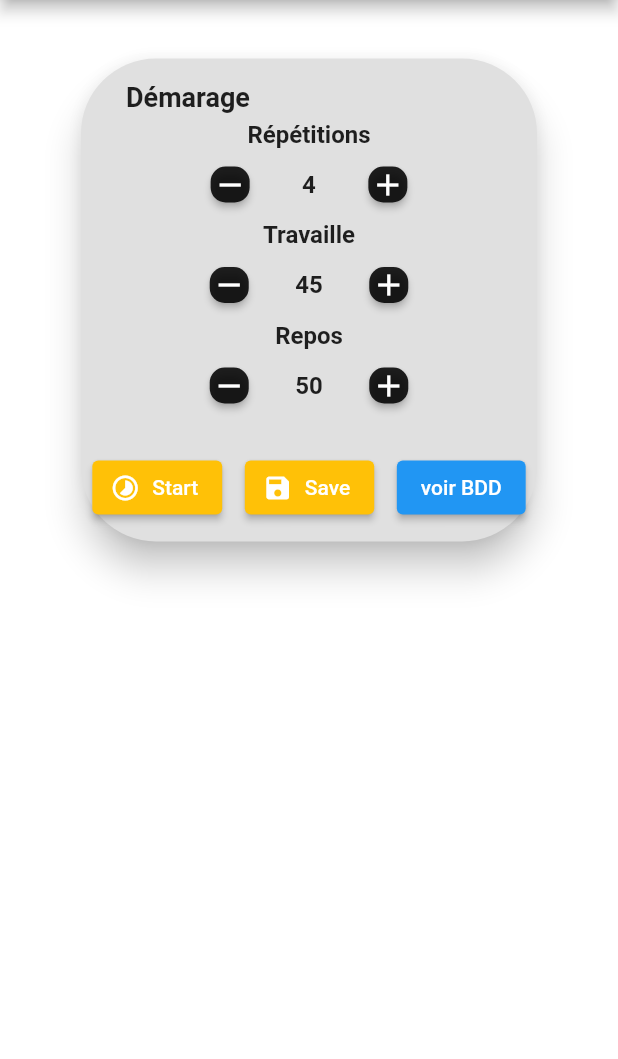
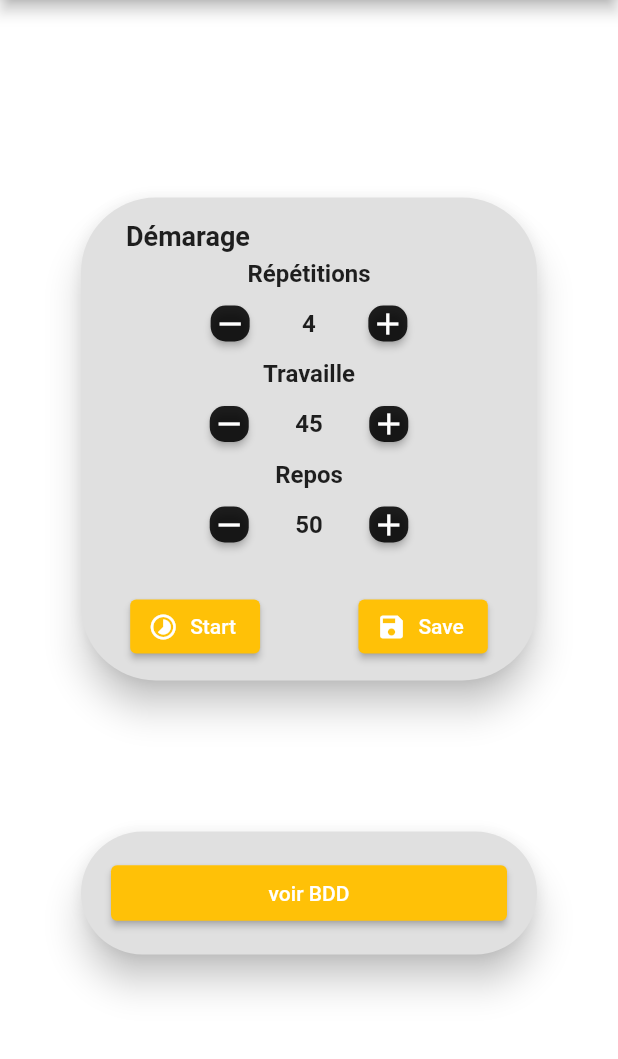
Before and after one commit to AnthonyStede/TrainTimerFlutter, a Flutter app: the screen it shows after launch, on a phone screen of 412 x 824 dp, the part 84-1143 px from its top. Run offline on Flutter 3.47's test engine with Material 2 defaults, Android fonts, the phone set to English and light mode, and no system bars; our stand-ins replace sqflite; accounts and stored records are empty.

Commit message:
some edit

```diff
--- a/train_timer/lib/main.dart
+++ b/train_timer/lib/main.dart
@@ -6,6 +6,7 @@ import 'package:train_timer/timerPage.dart';
 import 'package:train_timer/timerParameter.dart';
 
 import 'listTimerParameterPage.dart';
+
 
 
 void main() {
@@ -96,9 +97,10 @@ class _MyHomePageState extends State<MyHomePage> {
                               .heightConstraints()
                               .maxHeight,
                           child: Column(
-
+                            mainAxisAlignment: MainAxisAlignment.values.last,
                             children: [
                               ConstrainedBox(
+
                                   constraints: const BoxConstraints(
                                     minWidth: double.infinity,
                                     minHeight: 325,
@@ -246,14 +248,7 @@ class _MyHomePageState extends State<MyHomePage> {
                                                   primary: Colors.amber,
                                                 ),
                                               ),
-                                              ElevatedButton(
-                                                onPressed: () {
-                                                  Navigator.push(context, MaterialPageRoute(
-                                                      builder: (context) =>
-                                                          ListTimerParameterPage(timerParameter: widget.timerParameter)));
-                                                },
-                                                child: Text("voir BDD"),
-                                              )
+
                                             ],
                                           ),
                                         ],
@@ -261,6 +256,35 @@ class _MyHomePageState extends State<MyHomePage> {
                                     ),
                                   )
                               ),
+                              ConstrainedBox(
+                              constraints: const BoxConstraints(
+                              minWidth: double.infinity,
+                              minHeight: 85,
+                              maxWidth: double.infinity,
+                              maxHeight: 90,
+                              ),
+                              child: Card(
+                              color: Colors.grey[300],
+                              elevation: 10,
+                              shape: RoundedRectangleBorder(
+                              borderRadius: BorderRadius.circular(50),
+                              ),
+                              child: Container(
+                                margin: EdgeInsets.all(20),
+                                child: ElevatedButton(
+                                  style: ElevatedButton.styleFrom(
+                                  //onPrimary: Colors.black87,
+                                  primary: Colors.amber,
+                                ),
+                                  onPressed: () {
+                                    Navigator.push(context, MaterialPageRoute(
+                                        builder: (context) =>
+                                            ListTimerParameterPage(timerParameter: widget.timerParameter)));
+                                  },
+                                  child: Text("voir BDD"),
+                                ),
+                              ))
+                              )
                             ],
                           ),
                         ),
```
Also changed, not shown: train_timer/lib/listTimerParameterPage.dart (+28 -10 lines), train_timer/pubspec.lock.
